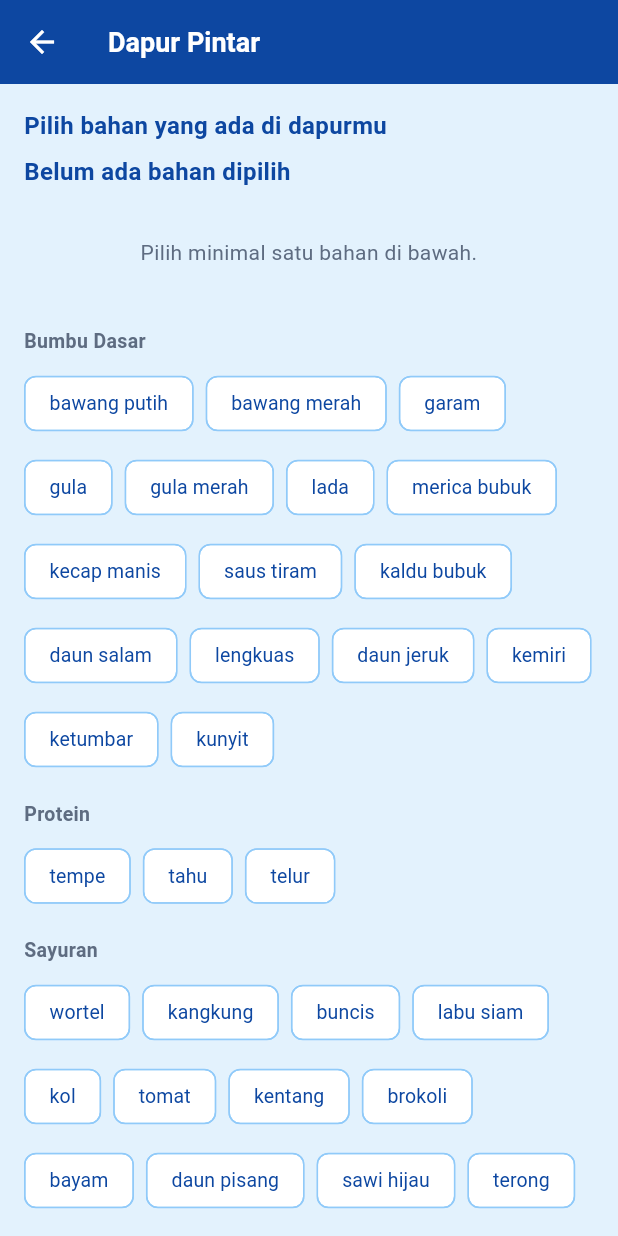
After one commit to alfy4one/ResepSimpel, a Flutter app: the DapurPintarPage screen opened directly, after a tap on "bawang putih", after a tap on "Reset", on a phone screen of 412 x 824 dp. The commit adds this screen. Run offline on Flutter 3.47's test engine with Material 3 defaults, Android fonts, the phone set to English and light mode, and no system bars; our stand-ins replace open_filex.

Commit message:
feat: Dapur Pintar v1.1.0 — cari resep dari bahan yang ada di dapur (#2)
Pilih bahan (38 chip, 4 grup) → app menampilkan resep yang bisa dimasak,
diurutkan dari paling lengkap. Resep tanpa bahan lengkap tetap ditampilkan
dengan badge "kurang N bahan" + daftar bahannya.

- lib/data/bahan_populer.dart: daftar chip, di-generate dari 100 resep
  (semua item terverifikasi muncul di >=1 resep)
- lib/pages/dapur_pintar_page.dart: cocokDapur() pure + urutDapur() sort,
  nol dependency baru
- Home: CTA card "Mau masak? Pilih bahan yang ada di dapurmu"

Bug fix yang ketemu saat nulis test:
- setState(_dipilih.clear) tidak pernah rebuild → Reset mati
- summary bar (jumlah hasil + Reset) tenggelam di bawah 38 chip, dipindah ke atas

Test golden: 3 golden state1/2/3 ternyata file duplikat (MD5 sama) sejak
commit 8e2143b — tap Search cuma pump() tanpa pumpAndSettle, jadi yang
ke-capture frame Home. Guard baru: golden wajib berbeda satu sama lain.
test update_service sekarang relatif ke versiSaatIni (tidak hardcode).

41/41 test hijau, 2 info analyze pre-existing.

```diff
--- /dev/null
+++ b/lib/data/bahan_populer.dart
@@ -0,0 +1,61 @@
+// Bahan paling sering muncul di 100 resep — dipakai sebagai chip
+// pilihan di halaman Dapur Pintar. Di-generate dari lib/data/resep_data.dart
+// (semua item di sini terverifikasi muncul di >=1 resep).
+//
+// ponytail: daftar statis, bukan hasil parse. Kalau nanti nambah resep baru
+// dan ada bahan umum yang belum ada di sini, tambahkan manual ke grupnya.
+
+class GrupBahan {
+  final String judul;
+  final List<String> bahan;
+  const GrupBahan(this.judul, this.bahan);
+}
+
+const List<GrupBahan> daftarBahanPopuler = [
+  GrupBahan('Bumbu Dasar', [
+    'bawang putih',
+    'bawang merah',
+    'garam',
+    'gula',
+    'gula merah',
+    'lada',
+    'merica bubuk',
+    'kecap manis',
+    'saus tiram',
+    'kaldu bubuk',
+    'daun salam',
+    'lengkuas',
+    'daun jeruk',
+    'kemiri',
+    'ketumbar',
+    'kunyit',
+  ]),
+  GrupBahan('Protein', [
+    'tempe',
+    'tahu',
+    'telur',
+  ]),
+  GrupBahan('Sayuran', [
+    'wortel',
+    'kangkung',
+    'buncis',
+    'labu siam',
+    'kol',
+    'tomat',
+    'kentang',
+    'brokoli',
+    'bayam',
+    'daun pisang',
+    'sawi hijau',
+    'terong',
+    'timun',
+  ]),
+  GrupBahan('Lainnya', [
+    'air',
+    'minyak',
+    'maizena',
+    'tapioka',
+    'beras',
+    'santan',
+  ]),
+];
--- /dev/null
+++ b/lib/pages/dapur_pintar_page.dart
@@ -0,0 +1,273 @@
+import 'package:flutter/material.dart';
+import '../models/resep.dart';
+import '../data/resep_data.dart';
+import '../data/bahan_populer.dart';
+import 'resep_detail_page.dart';
+
+// Design tokens (sama seperti page lain — tiap file punya salinannya)
+const cLatar = Color(0xFFE3F2FD);
+const cPutih = Colors.white;
+const cBiruTerang = Color(0xFF90CAF9);
+const cBiruVivid = Color(0xFF2196F3);
+const cBiruPekat = Color(0xFF0D47A1);
+const cTeksMuted = Color(0xFF5E6C81);
+
+/// Berapa bahan dari [dipilih] yang ada di [resep], dan yang mana yang kurang.
+/// Match pakai substring pada teks bahan apa adanya ("bawang putih" ikut
+/// cocok dengan "bawang putih (haluskan)") — ga perlu parse jumlah/satuan.
+({int punya, List<String> kurang}) cocokDapur(Resep resep, List<String> dipilih) {
+  final isi = resep.bahan.map((b) => b.toLowerCase()).toList();
+  final kurang = <String>[];
+  var punya = 0;
+  for (final b in dipilih) {
+    if (isi.any((x) => x.contains(b.toLowerCase()))) {
+      punya++;
+    } else {
+      kurang.add(b);
+    }
+  }
+  return (punya: punya, kurang: kurang);
+}
+
+/// Resep yang cocok >=1 bahan pilihan, diurutkan dari paling lengkap; seri
+/// dipecah oleh jumlah bahan (resep simpel lebih dulu).
+List<Resep> urutDapur(List<Resep> semua, List<String> dipilih) {
+  if (dipilih.isEmpty) return const [];
+  final list = semua.where((r) => cocokDapur(r, dipilih).punya > 0).toList();
+  list.sort((a, b) {
+    final c = cocokDapur(b, dipilih).punya.compareTo(cocokDapur(a, dipilih).punya);
+    return c != 0 ? c : a.bahan.length.compareTo(b.bahan.length);
+  });
+  return list;
+}
+
+class DapurPintarPage extends StatefulWidget {
+  const DapurPintarPage({super.key});
+
+  @override
+  State<DapurPintarPage> createState() => _DapurPintarPageState();
+}
+
+class _DapurPintarPageState extends State<DapurPintarPage> {
+  final Set<String> _dipilih = <String>{};
+
+  @override
+  Widget build(BuildContext context) {
+    final hasil = urutDapur(daftarResep, _dipilih.toList());
+
+    return Scaffold(
+      backgroundColor: cLatar,
+      appBar: AppBar(
+        title: const Text(
+          'Dapur Pintar',
+          style: TextStyle(fontWeight: FontWeight.w700, fontSize: 18),
+        ),
+        backgroundColor: cBiruPekat,
+        foregroundColor: cPutih,
+        elevation: 0,
+      ),
+      body: ListView(
+        padding: const EdgeInsets.all(16),
+        children: [
+          const Text(
+            'Pilih bahan yang ada di dapurmu',
+            style: TextStyle(color: cBiruPekat, fontSize: 16, fontWeight: FontWeight.w700),
+          ),
+          const SizedBox(height: 8),
+          // Summary bar di ATAS: jumlah hasil + Reset selalu kelihatan
+          // (dulu di bawah 38 chip, jadi tenggelam & ga bisa dipatet).
+          Row(
+            children: [
+              Expanded(
+                child: Text(
+                  _dipilih.isEmpty
+                      ? 'Belum ada bahan dipilih'
+                      : '${hasil.length} resep cocok',
+                  style: const TextStyle(color: cBiruPekat, fontSize: 16, fontWeight: FontWeight.w700),
+                ),
+              ),
+              if (_dipilih.isNotEmpty)
+                TextButton(
+                  onPressed: () => setState(() => _dipilih.clear()),
+                  child: const Text('Reset', style: TextStyle(color: cBiruPekat)),
+                ),
+            ],
+          ),
+          const SizedBox(height: 8),
+          if (_dipilih.isEmpty)
+            const Padding(
+              padding: EdgeInsets.symmetric(vertical: 24),
+              child: Center(
+                child: Text(
+                  'Pilih minimal satu bahan di bawah.',
+                  textAlign: TextAlign.center,
+                  style: TextStyle(color: cTeksMuted, fontSize: 14),
+                ),
+              ),
+            ),
+          const SizedBox(height: 16),
+          // Chip bahan per grup
+          for (final grup in daftarBahanPopuler) ...[
+            Text(
+              grup.judul,
+              style: const TextStyle(color: cTeksMuted, fontSize: 13, fontWeight: FontWeight.w700),
+            ),
+            const SizedBox(height: 8),
+            Wrap(
+              spacing: 8,
+              runSpacing: 8,
+              children: [
+                for (final b in grup.bahan) _chip(b),
+              ],
+            ),
+            const SizedBox(height: 16),
+          ],
+          const SizedBox(height: 8), // law of proximity: 32 antar seksi
+          // Hasil
+          if (_dipilih.isNotEmpty && hasil.isEmpty)
+            const Padding(
+              padding: EdgeInsets.symmetric(vertical: 32),
+              child: Center(
+                child: Text(
+                  'Belum ada resep yang cocok.\nCoba pilih bahan lain.',
+                  textAlign: TextAlign.center,
+                  style: TextStyle(color: cTeksMuted, fontSize: 14),
+                ),
+              ),
+            )
+          else
+            for (final resep in hasil)
+              Padding(
+                padding: const EdgeInsets.only(bottom: 16),
+                child: _kartuResep(context, resep),
+              ),
+        ],
+      ),
+    );
+  }
+
+  Widget _chip(String bahan) {
+    final aktif = _dipilih.contains(bahan);
+    return FilterChip(
+      label: Text(bahan),
+      selected: aktif,
+      showCheckmark: false,
+      backgroundColor: cPutih,
+      selectedColor: cBiruVivid,
+      side: BorderSide(color: aktif ? cBiruVivid : cBiruTerang),
+      labelStyle: TextStyle(
+        color: aktif ? cPutih : cBiruPekat,
+        fontSize: 13,
+        fontWeight: aktif ? FontWeight.w700 : FontWeight.w400,
+      ),
+      onSelected: (v) => setState(() => v ? _dipilih.add(bahan) : _dipilih.remove(bahan)),
+    );
+  }
+
+  Widget _kartuResep(BuildContext context, Resep resep) {
+    final c = cocokDapur(resep, _dipilih.toList());
+    final lengkap = c.kurang.isEmpty;
+
+    return GestureDetector(
+      onTap: () => Navigator.push(
+        context,
+        MaterialPageRoute(builder: (context) => ResepDetailPage(resep: resep)),
+      ),
+      child: Container(
+        height: 120,
+        decoration: BoxDecoration(
+          color: cPutih,
+          borderRadius: BorderRadius.circular(18),
+          boxShadow: const [
+            BoxShadow(color: Color(0x10000000), blurRadius: 10, offset: Offset(0, 2)),
+          ],
+        ),
+        clipBehavior: Clip.antiAlias,
+        child: Row(
+          children: [
+            Container(
+              width: 120,
+              height: 120,
+              color: cBiruTerang,
+              child: resep.fotoPath != null
+                  ? Hero(
+                      tag: 'resep-${resep.nama}',
+                      child: Image.asset(
+                        resep.fotoPath!,
+                        fit: BoxFit.cover,
+                        errorBuilder: (context, error, stackTrace) => _logo(40),
+                      ),
+                    )
+                  : _logo(40),
+            ),
+            Expanded(
+              child: Padding(
+                padding: const EdgeInsets.all(16),
+                child: Column(
+                  crossAxisAlignment: CrossAxisAlignment.start,
+                  mainAxisAlignment: MainAxisAlignment.center,
+                  children: [
+                    Text(
+                      resep.nama,
+                      style: const TextStyle(
+                        fontSize: 16,
+                        fontWeight: FontWeight.w700,
+                        color: cBiruPekat,
+                      ),
+                      maxLines: 2,
+                      overflow: TextOverflow.ellipsis,
+                    ),
+                    const SizedBox(height: 8),
+                    // Badge: lengkap (padat) vs kurang (outline abu)
+                    if (lengkap)
+                      _badge('Lengkap', filled: true)
+                    else ...[
+                      _badge('Kurang ${c.kurang.length} bahan', filled: false),
+                      const SizedBox(height: 8),
+                      Text(
+                        'kurang: ${c.kurang.join(', ')}',
+                        style: const TextStyle(fontSize: 12, color: cTeksMuted),
+                        maxLines: 2,
+                        overflow: TextOverflow.ellipsis,
+                      ),
+                    ],
+                  ],
+                ),
+              ),
+            ),
+          ],
+        ),
+      ),
+    );
+  }
+
+  Widget _badge(String teks, {required bool filled}) {
+    return Container(
+      padding: const EdgeInsets.symmetric(horizontal: 8, vertical: 4),
+      decoration: BoxDecoration(
+        color: filled ? cBiruPekat : Colors.transparent,
+        border: filled ? null : Border.all(color: cTeksMuted),
+        borderRadius: BorderRadius.circular(8),
+      ),
+      child: Text(
+        teks,
+        style: TextStyle(
+          color: filled ? cPutih : cTeksMuted,
+          fontSize: 11,
+          fontWeight: FontWeight.w700,
+        ),
+      ),
+    );
+  }
+}
+
+Widget _logo(double size) => SizedBox(
+      width: size,
+      height: size,
+      child: Image.asset(
+        'assets/images/logo_resepsimpel.webp',
+        width: size,
+        height: size,
+        fit: BoxFit.contain,
+      ),
+    );
--- a/lib/services/update_service.dart
+++ b/lib/services/update_service.dart
@@ -28,7 +28,7 @@ class InfoUpdate {
 class UpdateService {
   static const repoOwner = 'alfy4one';
   static const repoName = 'ResepSimpel';
-  static const versiSaatIni = '1.0.0';
+  static const versiSaatIni = '1.1.0';
 
   static Future<InfoUpdate> cekUpdate() async {
     final uri =
--- a/pubspec.yaml
+++ b/pubspec.yaml
@@ -16,7 +16,7 @@ publish_to: 'none' # Remove this line if you wish to publish to pub.dev
 # https://developer.apple.com/library/archive/documentation/General/Reference/InfoPlistKeyReference/Articles/CoreFoundationKeys.html
 # In Windows, build-name is used as the major, minor, and patch parts
 # of the product and file versions while build-number is used as the build suffix.
-version: 1.0.0+1
+version: 1.1.0+2
 
 environment:
   sdk: ^3.13.4
```
Also changed, not shown: lib/main.dart (+46 -1 lines), 10 other files.
